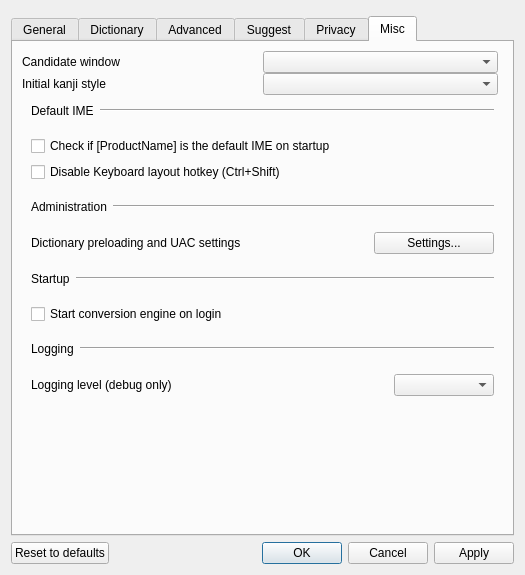
Above: src/gui/config_dialog/config_dialog.ui from marinaMoji/marinaMoji before the change. Below: the same form after it.
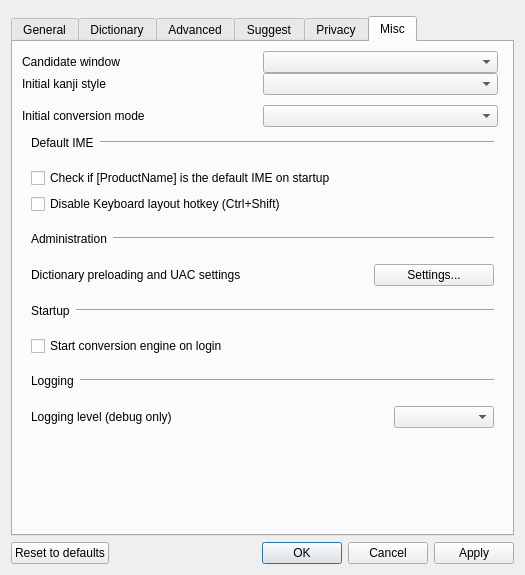
That is the form after the change. The open tabs and pages were chosen to show the change. Custom widgets are drawn as their Qt base class.

Commit message:
Live conversion: start-up mode setting, on by default
use_live_conversion now defaults to true, so a new install starts in shin +
automatic conversion. Replace the Suggest-tab checkbox with an 'Initial
conversion mode' combo (Automatic / Manual) next to 'Initial kanji style' on
the Misc tab, shown on every platform (only the kanji-style row stays
Linux/macOS). The toolbar toggle already saves the config, so the choice
persists like shin/kyu. Toolbar initial states follow the new default.
Translations (en/fr/ja) and changelog updated. Not built or run.

What changed in the file:
```diff
--- a/src/gui/config_dialog/config_dialog.ui
+++ b/src/gui/config_dialog/config_dialog.ui
@@ -1715,6 +1715,32 @@
               </layout>
              </widget>
             </item>
+            <item>
+             <widget class="QWidget" name="widget_start_live" native="true">
+              <layout class="QHBoxLayout" name="horizontalLayout_start_live">
+               <property name="margin">
+                <number>0</number>
+               </property>
+               <item>
+                <widget class="QLabel" name="startLiveModeLabel">
+                 <property name="text">
+                  <string>Initial conversion mode</string>
+                 </property>
+                </widget>
+               </item>
+               <item>
+                <widget class="QComboBox" name="startLiveModeComboBox">
+                 <property name="minimumSize">
+                  <size>
+                   <width>140</width>
+                   <height>0</height>
+                  </size>
+                 </property>
+                </widget>
+               </item>
+              </layout>
+             </widget>
+            </item>
            </layout>
           </widget>
          </item>
```
Left out of the diff: 11 changed lines with no effect on the pictures. The commit also changes 8 other files.
